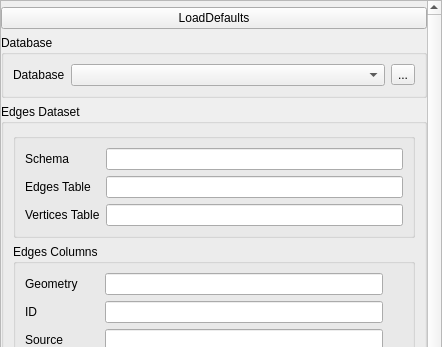
The window that orientationMapsCreator_dockwidget_base.ui (ifgi-sil/orientationMapsCreator) describes before a commit, drawn with Qt 5; both pictures show x 0 to 442 and y 0 to 347 of the 442 by 999 pixel window.
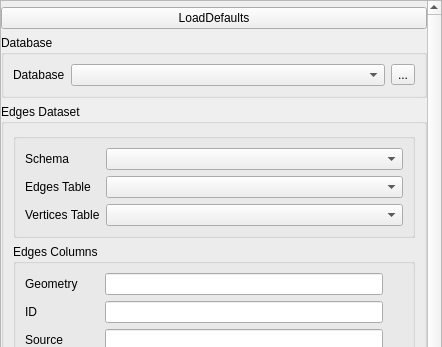
The same window after the commit. Icons and pictures are not drawn.

Commit message: switch to comboBoxes for scheme, edges table and vertices table

Patch:
```diff
--- a/orientationMapsCreator_dockwidget_base.ui
+++ b/orientationMapsCreator_dockwidget_base.ui
@@ -48,7 +48,7 @@
        <property name="geometry">
         <rect>
          <x>0</x>
-         <y>-265</y>
+         <y>0</y>
          <width>414</width>
          <height>1242</height>
         </rect>
@@ -133,8 +133,35 @@
                 </property>
                </widget>
               </item>
+              <item row="2" column="1">
+               <widget class="QComboBox" name="comboBoxVerticesTable">
+                <property name="sizePolicy">
+                 <sizepolicy hsizetype="Expanding" vsizetype="Fixed">
+                  <horstretch>0</horstretch>
+                  <verstretch>0</verstretch>
+                 </sizepolicy>
+                </property>
+               </widget>
+              </item>
               <item row="1" column="1">
-               <widget class="QLineEdit" name="lineEditEdgesTable"/>
+               <widget class="QComboBox" name="comboBoxEdgesTable">
+                <property name="sizePolicy">
+                 <sizepolicy hsizetype="Expanding" vsizetype="Fixed">
+                  <horstretch>0</horstretch>
+                  <verstretch>0</verstretch>
+                 </sizepolicy>
+                </property>
+               </widget>
+              </item>
+              <item row="0" column="1">
+               <widget class="QComboBox" name="comboBoxEdgesSchema">
+                <property name="sizePolicy">
+                 <sizepolicy hsizetype="Expanding" vsizetype="Fixed">
+                  <horstretch>0</horstretch>
+                  <verstretch>0</verstretch>
+                 </sizepolicy>
+                </property>
+               </widget>
               </item>
               <item row="2" column="0">
                <widget class="QLabel" name="lblVerticesTable">
@@ -143,9 +170,6 @@
                 </property>
                </widget>
               </item>
-              <item row="2" column="1">
-               <widget class="QLineEdit" name="lineEditVerticesTable"/>
-              </item>
               <item row="0" column="0">
                <widget class="QLabel" name="lblEdgesSchema">
                 <property name="text">
@@ -153,9 +177,6 @@
                 </property>
                </widget>
               </item>
-              <item row="0" column="1">
-               <widget class="QLineEdit" name="lineEditEdgesSchema"/>
-              </item>
              </layout>
             </widget>
            </item>
```
Left out of the diff: 2 changed lines with no effect on the pictures. The commit also changes 6 other files.
